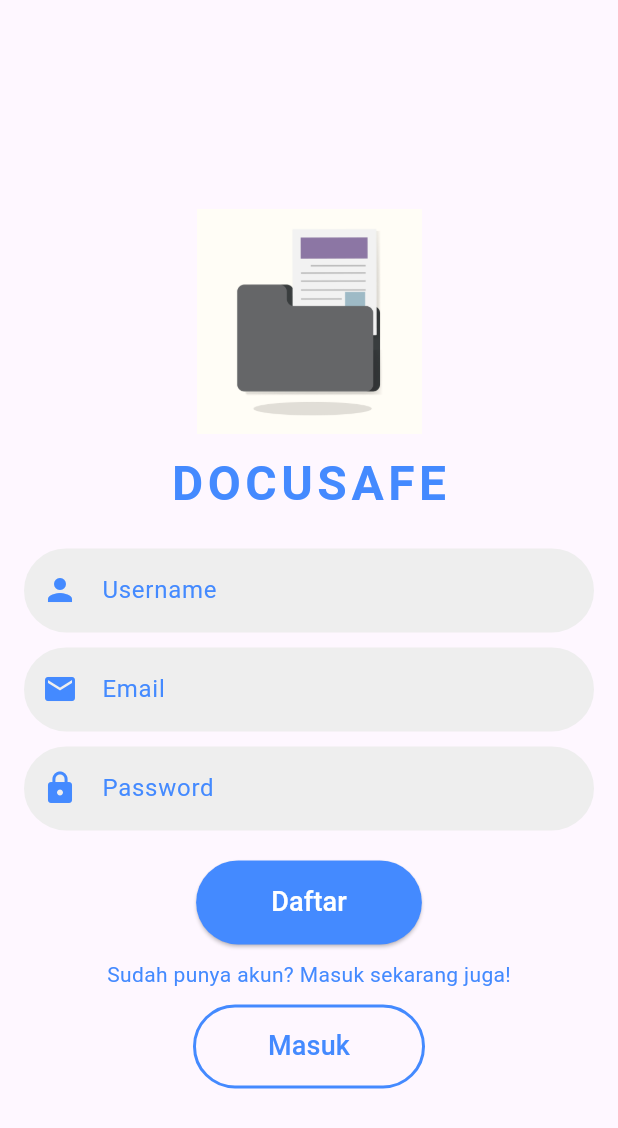
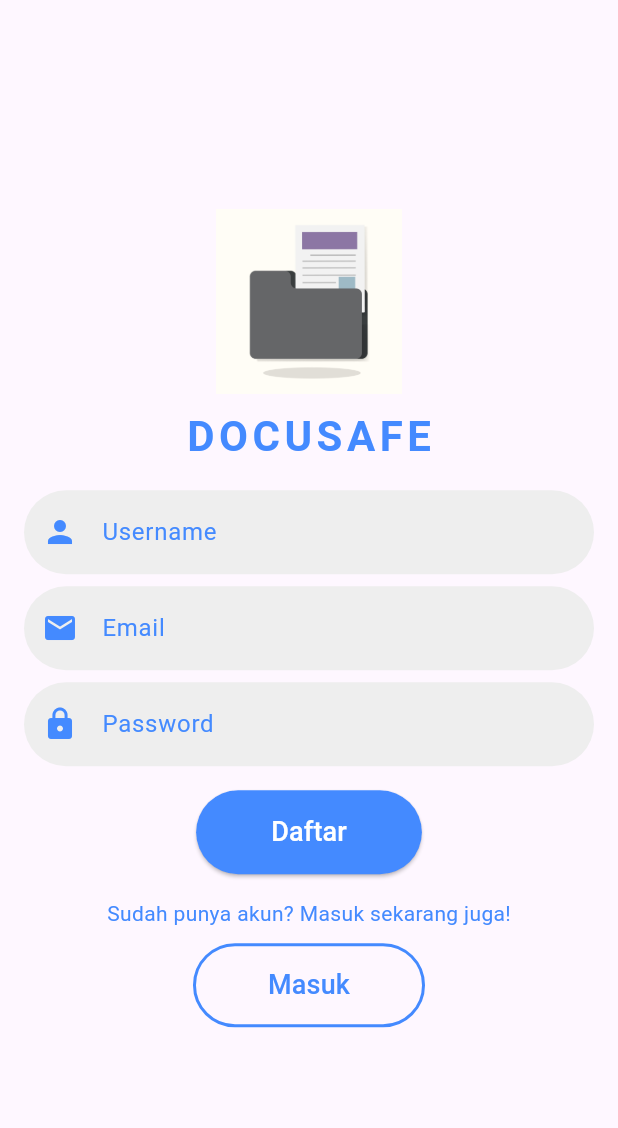
Before and after one commit to JaoharAsbara/DocuSafe, a Flutter app: the RegisterPage screen opened directly, on a phone screen of 412 x 824 dp. Shown: the top 1128 px of the screen. Run offline on Flutter 3.47's test engine with Material 3 defaults, Android fonts, the phone set to English and light mode, and no system bars; our stand-ins replace cloud_firestore, file_picker, firebase_auth, firebase_core, shared_preferences; accounts and stored records are empty.

Commit message:
Update register.dart

```diff
--- a/lib/register.dart
+++ b/lib/register.dart
@@ -9,12 +9,10 @@ class RegisterPage extends StatelessWidget {
 
   @override
   Widget build(BuildContext context) {
-    // Controller untuk input user
     final TextEditingController usernameController = TextEditingController();
     final TextEditingController emailController = TextEditingController();
     final TextEditingController passwordController = TextEditingController();
 
-    // Fungsi untuk menampilkan dialog
     Future<void> showDialogBox(
         BuildContext context, String title, String message) {
       return showDialog(
@@ -36,94 +34,88 @@ class RegisterPage extends StatelessWidget {
       );
     }
 
-    // Fungsi untuk menyimpan UID ke SharedPreferences
     Future<void> saveUIDToPreferences(String uid) async {
       final prefs = await SharedPreferences.getInstance();
       prefs.setString('uid', uid);
     }
 
-    // Fungsi untuk registrasi pengguna
     Future<void> registerUser() async {
       try {
-        // Buat akun di Firebase Authentication
         final UserCredential userCredential =
             await FirebaseAuth.instance.createUserWithEmailAndPassword(
           email: emailController.text.trim(),
           password: passwordController.text.trim(),
         );
 
-        // Ambil User dari userCredential
         final User? user = userCredential.user;
         if (user != null) {
-          // Simpan data tambahan pengguna ke Cloud Firestore
           await FirebaseFirestore.instance
               .collection('users')
-              .doc(user.uid) // Gunakan UID untuk mendocument pengguna
+              .doc(user.uid)
               .set({
             'username': usernameController.text.trim(),
             'email': emailController.text.trim(),
-            'createdAt': DateTime.now(), // Waktu pendaftaran
+            'createdAt': DateTime.now(),
           });
 
-          // Simpan UID ke SharedPreferences
           saveUIDToPreferences(user.uid);
 
-          // Menampilkan pop-up bahwa pendaftaran berhasil
           showDialogBox(context, 'Pendaftaran Berhasil',
               'Akun Anda telah berhasil dibuat.');
 
-          // Pindahkan pengguna ke halaman login setelah 2 detik
           Future.delayed(const Duration(seconds: 2), () {
             Navigator.pushReplacement(
               context,
-              MaterialPageRoute(
-                builder: (context) => const LoginPage(),
-              ),
+              MaterialPageRoute(builder: (context) => const LoginPage()),
             );
           });
         }
       } on FirebaseAuthException catch (e) {
-        // Menampilkan pop-up jika pendaftaran gagal
         showDialogBox(
             context, 'Pendaftaran Gagal', e.message ?? 'Terjadi kesalahan!');
       }
     }
 
     return Scaffold(
-      body: SingleChildScrollView(
+      body: LayoutBuilder(
+        builder: (context, constraints) {
+          return SingleChildScrollView(
+            child: Container(
+              padding: const EdgeInsets.symmetric(horizontal: 16.0),
+              height: constraints.maxHeight,
               child: Column(
+                mainAxisAlignment: MainAxisAlignment.center, // Vertikal Center
+                crossAxisAlignment:
+                    CrossAxisAlignment.center, // Horizontal Center
                 children: <Widget>[
-            SizedBox(height: MediaQuery.of(context).size.height * 0.15),
-            Center(
-              child: Padding(
-                padding: const EdgeInsets.all(16.0),
-                child: Column(
-                  mainAxisAlignment: MainAxisAlignment.start,
-                  crossAxisAlignment: CrossAxisAlignment.center,
-                  children: <Widget>[
+                  Column(
+                    children: [
                       Image.asset(
                         'assets/docusafe_logo.jpg',
-                      height: 150,
+                        height: constraints.maxHeight * 0.15,
                       ),
-                    const SizedBox(height: 10),
+                      const SizedBox(height: 8),
                       const Text(
                         'DOCUSAFE',
                         style: TextStyle(
-                        fontSize: 32,
+                          fontSize: 28,
                           fontWeight: FontWeight.bold,
                           color: Colors.blueAccent,
                           letterSpacing: 3.0,
                         ),
                       ),
-                    const SizedBox(height: 20),
-                    // Username Field
+                    ],
+                  ),
+                  const SizedBox(height: 16),
+                  Column(
+                    children: [
                       TextField(
                         controller: usernameController,
                         decoration: InputDecoration(
                           filled: true,
                           fillColor: Colors.grey[200],
-                        prefixIcon:
-                            const Icon(Icons.person, color: Colors.blueAccent),
+                          prefixIcon: const Icon(Icons.person,
+                              color: Colors.blueAccent),
                           labelText: 'Username',
                           labelStyle: const TextStyle(color: Colors.blueAccent),
                           border: OutlineInputBorder(
@@ -137,9 +129,7 @@ class RegisterPage extends StatelessWidget {
                           ),
                         ),
                       ),
-                    const SizedBox(height: 10),
-
-                    // Email Field
+                      const SizedBox(height: 8),
                       TextField(
                         controller: emailController,
                         decoration: InputDecoration(
@@ -160,9 +150,7 @@ class RegisterPage extends StatelessWidget {
                           ),
                         ),
                       ),
-                    const SizedBox(height: 10),
-
-                    // Password Field
+                      const SizedBox(height: 8),
                       TextField(
                         controller: passwordController,
                         obscureText: true,
@@ -184,9 +172,7 @@ class RegisterPage extends StatelessWidget {
                           ),
                         ),
                       ),
-                    const SizedBox(height: 20),
-
-                    // Register Button
+                      const SizedBox(height: 16),
                       ElevatedButton(
                         onPressed: registerUser,
                         style: ElevatedButton.styleFrom(
@@ -203,9 +189,11 @@ class RegisterPage extends StatelessWidget {
                           style: TextStyle(fontSize: 18),
                         ),
                       ),
-                    const SizedBox(height: 10),
-
-                    // Already have an account text
+                    ],
+                  ),
+                  const SizedBox(height: 16),
+                  Column(
+                    children: [
                       const Text(
                         'Sudah punya akun? Masuk sekarang juga!',
                         style: TextStyle(
@@ -214,11 +202,9 @@ class RegisterPage extends StatelessWidget {
                         ),
                       ),
                       const SizedBox(height: 10),
-
-                    // Login Button
                       OutlinedButton(
                         onPressed: () {
-                        Navigator.pop(context); // Kembali ke halaman login
+                          Navigator.pop(context);
                         },
                         style: OutlinedButton.styleFrom(
                           side: const BorderSide(
@@ -235,15 +221,14 @@ class RegisterPage extends StatelessWidget {
                               TextStyle(fontSize: 18, color: Colors.blueAccent),
                         ),
                       ),
-                    const SizedBox(height: 10),
                     ],
                   ),
-              ),
-            ),
-            SizedBox(height: MediaQuery.of(context).size.height * 0.15),
                 ],
               ),
             ),
           );
+        },
+      ),
+    );
   }
 }
```
Lines whose indentation alone changed are shown as unchanged.
